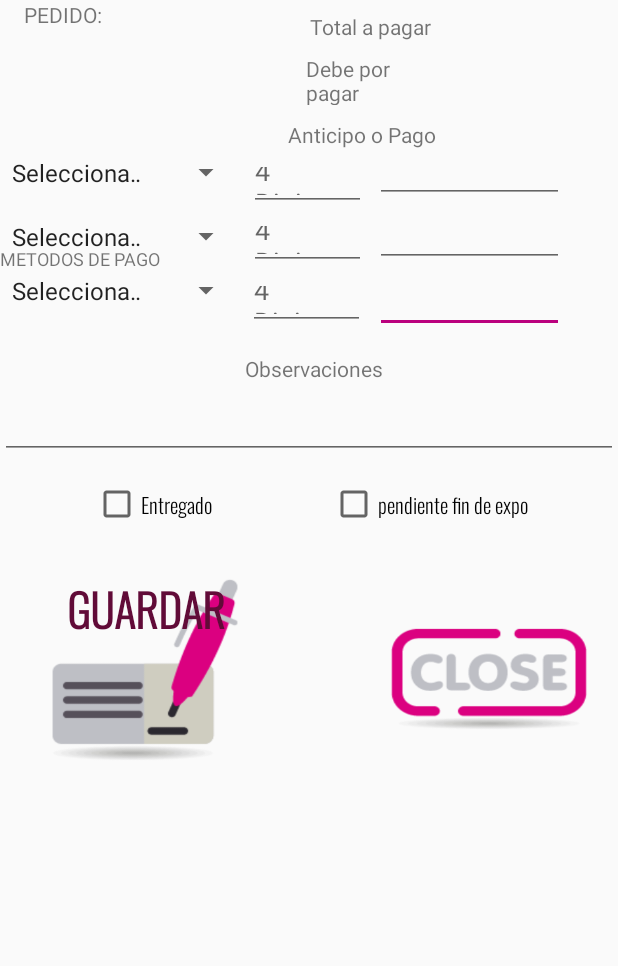
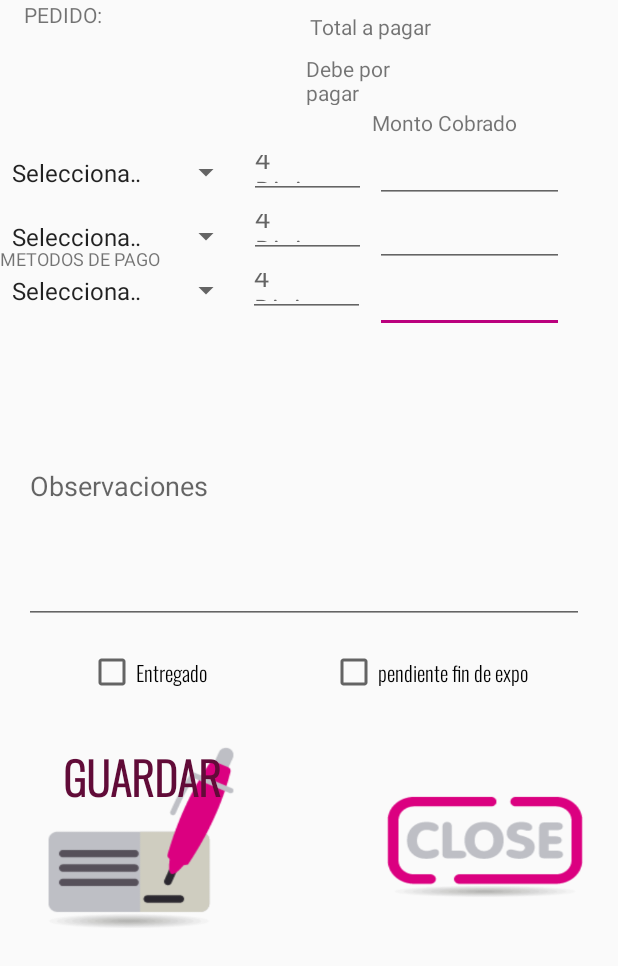
Before and after one commit to Tufan1121/expo, an Android app: the layout activity_genera_pedido2.xml on its own in the app's theme, with its tools: preview values and no code run, on a phone screen of 412 x 824 dp. Shown: the top 966 px of the screen. Run offline under Robolectric (Android 15) with nearby library versions, the phone set to English and light mode, and no system bars; plain views replace MoneyTextView; Roboto replaces fonts that are not available here.

Commit message:
actualizacion de ultima version

```diff
--- a/app/src/main/res/layout/activity_genera_pedido2.xml
+++ b/app/src/main/res/layout/activity_genera_pedido2.xml
@@ -7,25 +7,6 @@
     android:fitsSystemWindows="true"
     tools:context=".generaPedido2">
 
-
-    <TextView
-        android:id="@+id/txt_msg2"
-        android:layout_width="0dp"
-        android:layout_height="26dp"
-        android:layout_marginStart="8dp"
-        android:layout_marginTop="8dp"
-        android:layout_marginEnd="8dp"
-        android:layout_marginBottom="8dp"
-        android:fontFamily="@font/oswald_light"
-        android:text="Pedido generado correctamente"
-        android:textAlignment="center"
-        android:textColor="@color/colorPrimaryDark"
-        android:textSize="18sp"
-        android:visibility="invisible"
-        app:layout_constraintBottom_toBottomOf="parent"
-        app:layout_constraintEnd_toEndOf="parent"
-        app:layout_constraintStart_toStartOf="parent"
-        app:layout_constraintTop_toTopOf="parent" />
 
     <Spinner
         android:id="@+id/spinnerGP_metodo3"
@@ -132,54 +113,25 @@
 
     <EditText
         android:id="@+id/editText_observacion"
-        android:layout_width="0dp"
-        android:layout_height="50dp"
-        android:layout_marginTop="256dp"
+        android:layout_width="373dp"
+        android:layout_height="184dp"
+        android:layout_marginTop="232dp"
         android:ems="10"
+        android:hint="Observaciones"
         android:imeOptions="actionDone"
         android:inputType="textLongMessage"
-        app:layout_constraintHorizontal_bias="0.0"
+        android:maxLength="255"
+        app:layout_constraintHorizontal_bias="0.421"
         app:layout_constraintLeft_toLeftOf="parent"
         app:layout_constraintRight_toRightOf="parent"
         app:layout_constraintTop_toTopOf="parent" />
-
-    <Button
-        android:id="@+id/btn_GP_guardar"
-        android:layout_width="140dp"
-        android:layout_height="133dp"
-        android:layout_marginTop="380dp"
-        android:background="@mipmap/firmamesadetrabajo"
-        android:fontFamily="@font/oswald_light"
-        android:gravity="top|center_horizontal"
-        android:text="Guardar"
-        android:textColor="@color/colorPrimaryDark"
-        android:textSize="30sp"
-        android:textStyle="bold"
-        app:layout_constraintHorizontal_bias="0.098"
-        app:layout_constraintLeft_toLeftOf="parent"
-        app:layout_constraintRight_toRightOf="parent"
-        app:layout_constraintTop_toTopOf="parent" />
-
-    <TextView
-        android:id="@+id/lb_obse"
-        android:layout_width="wrap_content"
-        android:layout_height="wrap_content"
-        android:layout_marginStart="8dp"
-        android:layout_marginTop="236dp"
-        android:layout_marginEnd="8dp"
-        android:text="Observaciones"
-        app:layout_constraintEnd_toEndOf="parent"
-        app:layout_constraintHorizontal_bias="0.512"
-        app:layout_constraintStart_toStartOf="parent"
-        app:layout_constraintTop_toTopOf="parent" />
-
     <TextView
         android:id="@+id/lb_anti"
         android:layout_width="wrap_content"
         android:layout_height="wrap_content"
-        android:layout_marginStart="192dp"
-        android:layout_marginTop="80dp"
-        android:text="Anticipo o Pago"
+        android:layout_marginStart="248dp"
+        android:layout_marginTop="72dp"
+        android:text="Monto Cobrado "
         app:layout_constraintStart_toStartOf="parent"
         app:layout_constraintTop_toTopOf="parent" />
 
@@ -261,21 +213,72 @@
         android:layout_width="108dp"
         android:layout_height="wrap_content"
         android:layout_marginStart="8dp"
-        android:layout_marginTop="320dp"
+        android:layout_marginTop="432dp"
         android:layout_marginEnd="8dp"
         android:fontFamily="@font/oswald_light"
         android:text="Entregado"
         app:layout_constraintEnd_toEndOf="parent"
-        app:layout_constraintHorizontal_bias="0.187"
+        app:layout_constraintHorizontal_bias="0.177"
         app:layout_constraintStart_toStartOf="parent"
         app:layout_constraintTop_toTopOf="parent" />
+
+    <Button
+        android:id="@+id/btn_GP_guardar"
+        android:layout_width="140dp"
+        android:layout_height="133dp"
+        android:layout_marginTop="492dp"
+        android:background="@mipmap/firmamesadetrabajo"
+        android:fontFamily="@font/oswald_light"
+        android:gravity="top|center_horizontal"
+        android:text="Guardar"
+        android:textColor="@color/colorPrimaryDark"
+        android:textSize="30sp"
+        android:textStyle="bold"
+        app:layout_constraintHorizontal_bias="0.088"
+        app:layout_constraintLeft_toLeftOf="parent"
+        app:layout_constraintRight_toRightOf="parent"
+        app:layout_constraintTop_toTopOf="parent" />
+
+    <Button
+        android:id="@+id/btnSalirpedido2"
+        android:layout_width="137dp"
+        android:layout_height="121dp"
+        android:layout_marginStart="8dp"
+        android:layout_marginTop="504dp"
+        android:layout_marginEnd="8dp"
+        android:background="@mipmap/closex"
+        app:layout_constraintEnd_toEndOf="parent"
+        app:layout_constraintHorizontal_bias="0.953"
+        app:layout_constraintStart_toStartOf="parent"
+        app:layout_constraintTop_toTopOf="parent" />
+
+    <TextView
+        android:id="@+id/txt_msg2"
+        android:layout_width="0dp"
+        android:layout_height="26dp"
+        android:layout_marginStart="8dp"
+        android:layout_marginTop="8dp"
+        android:layout_marginEnd="8dp"
+        android:layout_marginBottom="8dp"
+        android:fontFamily="@font/oswald_light"
+        android:text="Pedido generado correctamente"
+        android:textAlignment="center"
+        android:textColor="@color/colorPrimaryDark"
+        android:textSize="18sp"
+        android:visibility="invisible"
+        app:layout_constraintBottom_toBottomOf="parent"
+        app:layout_constraintEnd_toEndOf="parent"
+        app:layout_constraintHorizontal_bias="0.0"
+        app:layout_constraintStart_toStartOf="parent"
+        app:layout_constraintTop_toTopOf="parent"
+        app:layout_constraintVertical_bias="0.663" />
 
     <CheckBox
         android:id="@+id/checkBox4pendiente"
         android:layout_width="wrap_content"
         android:layout_height="wrap_content"
         android:layout_marginStart="220dp"
-        android:layout_marginTop="320dp"
+        android:layout_marginTop="432dp"
         android:layout_marginEnd="8dp"
         android:fontFamily="@font/oswald_light"
         android:text="pendiente fin de expo"
@@ -305,19 +308,6 @@
         android:orientation="horizontal"
         app:layout_constraintGuide_begin="179dp" />
 
-    <Button
-        android:id="@+id/btnSalirpedido2"
-        android:layout_width="137dp"
-        android:layout_height="121dp"
-        android:layout_marginStart="8dp"
-        android:layout_marginTop="392dp"
-        android:layout_marginEnd="8dp"
-        android:background="@mipmap/closex"
-        app:layout_constraintEnd_toEndOf="parent"
-        app:layout_constraintHorizontal_bias="0.965"
-        app:layout_constraintStart_toStartOf="parent"
-        app:layout_constraintTop_toTopOf="parent" />
-
     <EditText
         android:id="@+id/digi1"
         android:layout_width="78dp"
@@ -325,10 +315,8 @@
         android:layout_marginStart="6dp"
         android:layout_marginTop="2dp"
         android:layout_marginEnd="9dp"
-        android:layout_marginBottom="96dp"
         android:hint="4 Digitos"
         android:numeric="integer"
-        app:layout_constraintBottom_toTopOf="@+id/lb_obse"
         app:layout_constraintEnd_toStartOf="@+id/txt_anticipo2"
         app:layout_constraintHorizontal_bias="0.4"
         app:layout_constraintStart_toEndOf="@+id/spinnerGP_metodo2"
@@ -340,13 +328,10 @@
         android:layout_height="39dp"
         android:layout_marginStart="4dp"
         android:layout_marginEnd="6dp"
-        android:layout_marginBottom="55dp"
         android:hint="4 Digitos"
-        app:layout_constraintBottom_toTopOf="@+id/lb_obse"
         app:layout_constraintEnd_toStartOf="@+id/txt_anticipo2"
         app:layout_constraintStart_toEndOf="@+id/spinnerGP_metodo3"
-        app:layout_constraintTop_toBottomOf="@+id/digi1"
-        app:layout_constraintVertical_bias="0.0" />
+        app:layout_constraintTop_toBottomOf="@+id/digi1" />
 
     <EditText
         android:id="@+id/digi3"
@@ -354,9 +339,7 @@
         android:layout_height="39dp"
         android:layout_marginStart="4dp"
         android:layout_marginEnd="6dp"
-        android:layout_marginBottom="16dp"
         android:hint="4 Digitos"
-        app:layout_constraintBottom_toTopOf="@+id/lb_obse"
         app:layout_constraintEnd_toStartOf="@+id/txt_anticipo2"
         app:layout_constraintHorizontal_bias="0.0"
         app:layout_constraintStart_toEndOf="@+id/spinnerGP_metodo3"
--- a/app/src/main/res/layout/activity_login.xml
+++ b/app/src/main/res/layout/activity_login.xml
@@ -6,10 +6,10 @@
     android:layout_height="match_parent"
     android:gravity="center_horizontal"
     android:orientation="vertical"
+    android:paddingLeft="@dimen/activity_horizontal_margin"
+    android:paddingTop="@dimen/activity_vertical_margin"
+    android:paddingRight="@dimen/activity_horizontal_margin"
     android:paddingBottom="@dimen/activity_vertical_margin"
-    android:paddingLeft="@dimen/activity_horizontal_margin"
-    android:paddingRight="@dimen/activity_horizontal_margin"
-    android:paddingTop="@dimen/activity_vertical_margin"
     tools:context=".LoginActivity">
 
     <!-- Login progress -->
--- a/build.gradle
+++ b/build.gradle
@@ -7,7 +7,7 @@ buildscript {
         jcenter()
     }
     dependencies {
-        classpath 'com.android.tools.build:gradle:7.2.2'
+        classpath 'com.android.tools.build:gradle:7.4.2'
 
 
         // NOTE: Do not place your application dependencies here; they belong
```
Also changed, not shown: app/src/main/java/com/tufan/sistemas1/com/expotufan/solo_precios.java (+5 -2 lines), app/src/main/res/layout/activity_clientesnuevos.xml (+21 -13 lines), app/src/main/res/layout/activity_main.xml (+16 -14 lines), gradle/wrapper/gradle-wrapper.properties.
